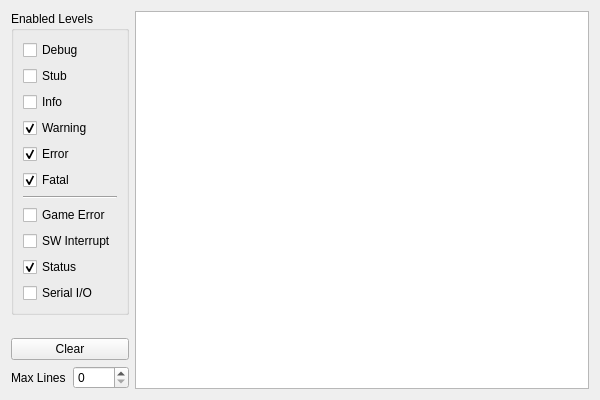
The window that Libretro/mgba/src/platform/qt/LogView.ui (kiddreads/Avalon-copy2) describes before a commit, drawn with Qt 5.
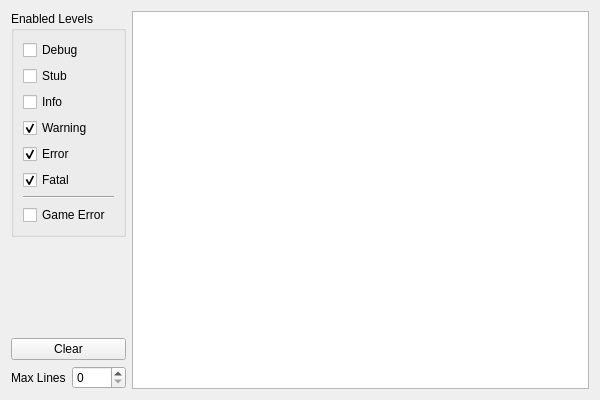
The same window after the commit.

The edit to the form file:
```diff
--- a/Libretro/mgba/src/platform/qt/LogView.ui
+++ b/Libretro/mgba/src/platform/qt/LogView.ui
@@ -99,30 +99,6 @@
           </property>
          </widget>
         </item>
-        <item>
-         <widget class="QCheckBox" name="levelSWI">
-          <property name="text">
-           <string>SW Interrupt</string>
-          </property>
-         </widget>
-        </item>
-        <item>
-         <widget class="QCheckBox" name="levelStatus">
-          <property name="text">
-           <string>Status</string>
-          </property>
-          <property name="checked">
-           <bool>true</bool>
-          </property>
-         </widget>
-        </item>
-        <item>
-         <widget class="QCheckBox" name="levelSIO">
-          <property name="text">
-           <string>Serial I/O</string>
-          </property>
-         </widget>
-        </item>
        </layout>
       </widget>
      </item>
```
